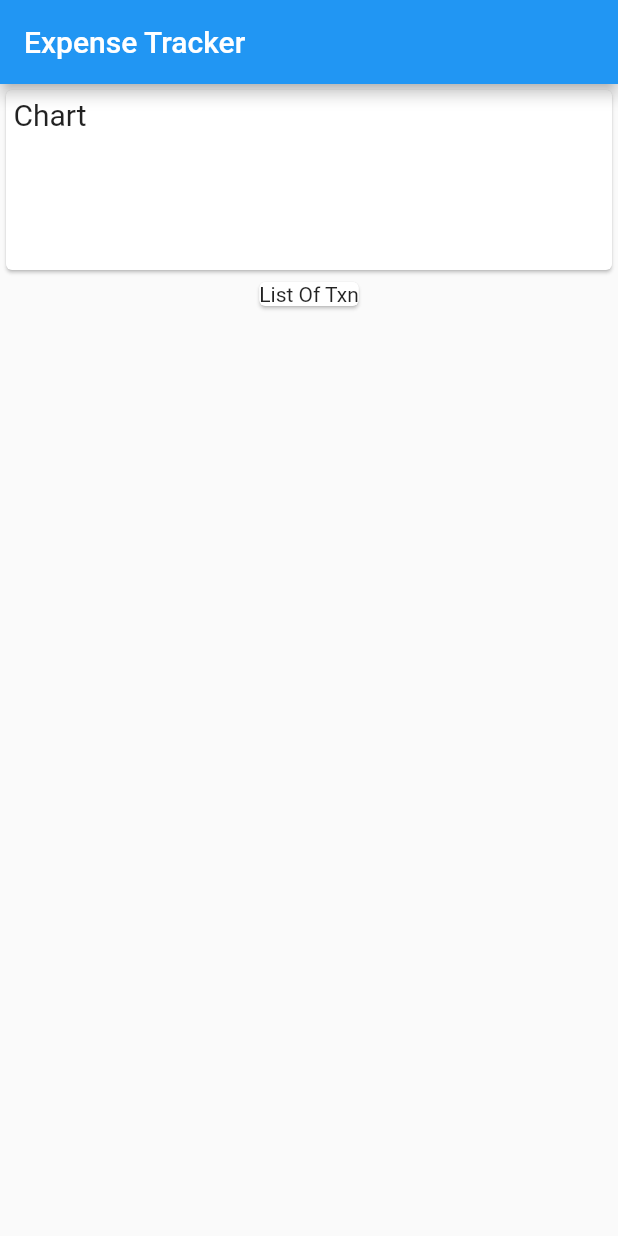
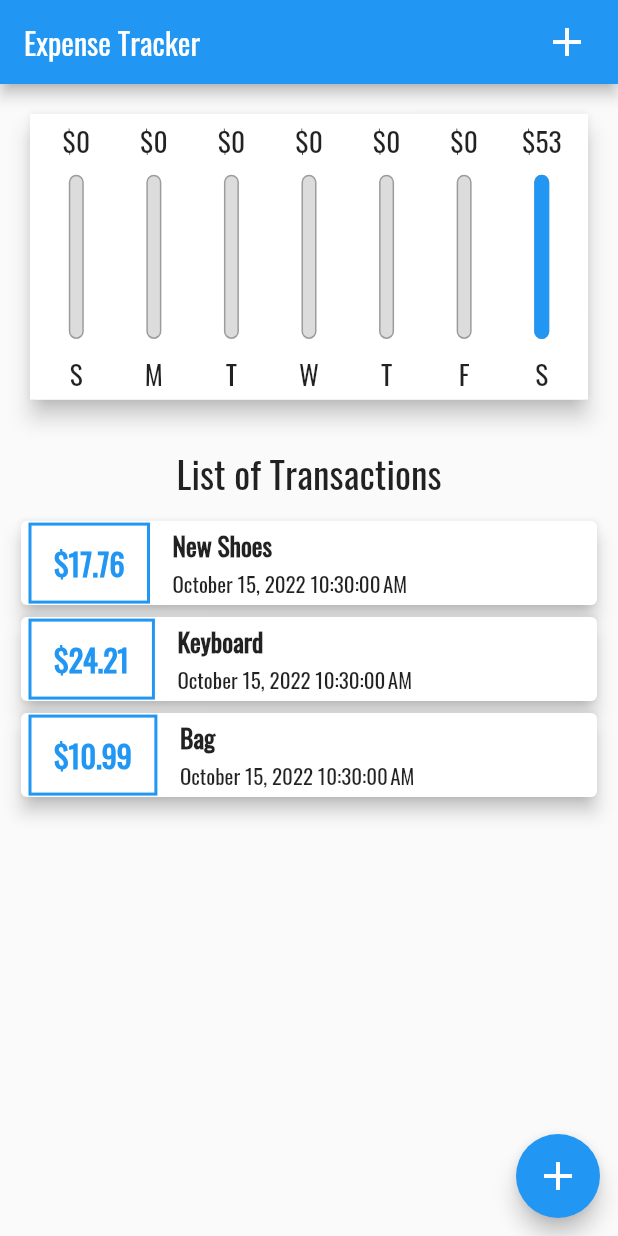
Before and after one commit to Airbornharsh/Expense-Tracker-Flutter, a Flutter app: the screen it shows after launch, on a phone screen of 412 x 824 dp. Run offline on Flutter 3.47's test engine with Material 2 defaults, Android fonts, the phone set to English and light mode, and no system bars.

Commit message:
Done With App

```diff
--- a/lib/main.dart
+++ b/lib/main.dart
@@ -1,44 +1,201 @@
+// ignore_for_file: prefer_is_empty
+
+import 'dart:io';
+
+import 'package:expense_tracker/models/transaction.dart';
+import 'package:expense_tracker/widgets/Chart.dart';
+import 'package:expense_tracker/widgets/new_transaction.dart';
+import 'package:expense_tracker/widgets/transaction_list.dart';
+import 'package:flutter/cupertino.dart';
 import 'package:flutter/material.dart';
+import 'package:flutter/services.dart';
 
-void main() => runApp(const MyApp());
+void main() {
+  WidgetsFlutterBinding.ensureInitialized();
+  SystemChrome.setPreferredOrientations([
+    DeviceOrientation.portraitUp,
+    DeviceOrientation.portraitDown,
+    DeviceOrientation.landscapeLeft,
+    DeviceOrientation.landscapeRight
+  ]);
+  runApp(MyApp());
+}
 
 class MyApp extends StatelessWidget {
-  const MyApp({super.key});
-
+  MyApp({super.key});
   // This widget is the root of your application.
   @override
   Widget build(BuildContext context) {
     return MaterialApp(
-      title: 'Flutter Demo',
-      theme: ThemeData(
-        primarySwatch: Colors.blue,
-      ),
+            title: 'Expense Tracker',
+            theme: ThemeData(primarySwatch: Colors.blue, fontFamily: "Oswald"),
             home: const MyHomePage(),
           );
   }
 }
 
-class MyHomePage extends StatelessWidget {
+class MyHomePage extends StatefulWidget {
   const MyHomePage({super.key});
 
   @override
+  State<MyHomePage> createState() => _MyHomePageState();
+}
+
+class _MyHomePageState extends State<MyHomePage> {
+  final List<Transaction> _userTransactions = [
+    Transaction(
+        id: "t1", title: "New Shoes", amount: 17.76, date: DateTime.now()),
+    Transaction(
+        id: "t2", title: "Keyboard", amount: 24.21, date: DateTime.now()),
+    Transaction(id: "t3", title: "Bag", amount: 10.99, date: DateTime.now()),
+  ];
+
+  bool clicked = true;
+  bool _showChartBt = false;
+
+  void _addNewTransaction(String title, String amount, DateTime date) {
+    final temp = Transaction(
+        id: DateTime.now().toString(),
+        title: title,
+        amount: double.parse(amount),
+        date: date);
+
+    setState(() {
+      _userTransactions.add(temp);
+    });
+
+    Navigator.of(context).pop();
+  }
+
+  List<Transaction> get _getRecentTransactions {
+    return _userTransactions
+        .where((tx) =>
+            tx.date.isAfter(DateTime.now().subtract(const Duration(days: 7))))
+        .toList();
+  }
+
+  void startAddNewTransaction(BuildContext Ctx) {
+    setState(() {
+      if (clicked) {
+        clicked = false;
+      } else {
+        clicked = true;
+      }
+    });
+
+    showModalBottomSheet(
+        context: Ctx,
+        builder: (_) {
+          return NewTransaction(_addNewTransaction, clicked);
+        });
+  }
+
+  @override
   Widget build(BuildContext context) {
-    return Scaffold(
-      appBar: AppBar(title: const Text("Expense Tracker")),
-      body: Column(
+    final isLandscape =
+        MediaQuery.of(context).orientation == Orientation.landscape;
+
+    final PreferredSizeWidget appBar = Platform.isIOS
+        ? CupertinoNavigationBar(
+            middle: const Text(
+              "Expense Tracker",
+              style: TextStyle(fontWeight: FontWeight.w100),
+            ),
+            trailing: Row(
+              mainAxisSize: MainAxisSize.min,
               children: [
-          Card(
-            child: Container(
-              width: double.infinity,
-              height: 120,
-              padding: const EdgeInsets.all(5),
-              child: const Text("Chart", style: TextStyle(fontSize: 20)),
+                GestureDetector(
+                    child: const Icon(Icons.add, size: 32),
+                    onTap: () {
+                      startAddNewTransaction(context);
+                    })
+              ],
             ),
+          )
+        : AppBar(
+            title: const Text(
+              "Expense Tracker",
+              style: TextStyle(fontWeight: FontWeight.w100),
             ),
-          const Card(
-            child: Text("List Of Txn"),
+            actions: [
+              Container(
+                margin: const EdgeInsets.only(right: 10),
+                child: IconButton(
+                    onPressed: () {
+                      startAddNewTransaction(context);
+                    },
+                    icon: const Icon(Icons.add, size: 32)),
               )
             ],
+          ) as PreferredSizeWidget;
+
+    final txListWidget = SizedBox(
+        height: (MediaQuery.of(context).size.height -
+                appBar.preferredSize.height -
+                MediaQuery.of(context).padding.top) *
+            0.7,
+        child: TransactionList(_userTransactions));
+
+    final pageBody = SafeArea(
+      child: SingleChildScrollView(
+          child:
+              Column(crossAxisAlignment: CrossAxisAlignment.center, children: [
+        // Card(),
+        Column(
+          children: [
+            if (isLandscape)
+              Row(
+                mainAxisAlignment: MainAxisAlignment.center,
+                children: [
+                  const Text("Show Chart"),
+                  Switch.adaptive(
+                      value: _showChartBt,
+                      onChanged: (bool data) {
+                        setState(() {
+                          _showChartBt = data;
+                        });
+                      })
+                ],
+              ),
+            if (!isLandscape)
+              SizedBox(
+                  height: (MediaQuery.of(context).size.height -
+                          appBar.preferredSize.height -
+                          MediaQuery.of(context).padding.top) *
+                      0.3,
+                  child: Chart(_getRecentTransactions)),
+            if (!isLandscape) txListWidget,
+            if (isLandscape)
+              _showChartBt
+                  ? SizedBox(
+                      height: (MediaQuery.of(context).size.height -
+                              appBar.preferredSize.height -
+                              MediaQuery.of(context).padding.top) *
+                          0.8,
+                      child: Chart(_getRecentTransactions))
+                  : txListWidget,
+          ],
+        )
+      ])),
+    );
+
+    return Platform.isIOS
+        ? CupertinoPageScaffold(
+            navigationBar: appBar as ObstructingPreferredSizeWidget,
+            child: pageBody,
+          )
+        : Scaffold(
+            appBar: appBar,
+            body: pageBody,
+            floatingActionButtonLocation:
+                FloatingActionButtonLocation.miniEndFloat,
+            floatingActionButton: Platform.isIOS
+                ? Container()
+                : FloatingActionButton(
+                    onPressed: () {
+                      startAddNewTransaction(context);
+                    },
+                    child: const Icon(Icons.add, size: 32),
                   ),
           );
   }
--- /dev/null
+++ b/lib/models/transaction.dart
@@ -0,0 +1,12 @@
+class Transaction {
+  final String id;
+  final String title;
+  final double amount;
+  final DateTime date;
+
+  Transaction(
+      {required this.id,
+      required this.title,
+      required this.amount,
+      required this.date});
+}
--- /dev/null
+++ b/lib/widgets/Chart.dart
@@ -0,0 +1,65 @@
+import 'package:expense_tracker/models/transaction.dart';
+import 'package:expense_tracker/widgets/Chart_bar.dart';
+import "package:flutter/material.dart";
+import 'package:intl/intl.dart';
+
+class Chart extends StatelessWidget {
+  final List<Transaction> recentTransactions;
+
+  const Chart(this.recentTransactions, {super.key});
+
+  List<Map<String, Object>> get getGroupTransactionValues {
+    return List.generate(7, (index) {
+      final weekDay = DateTime.now().subtract(Duration(days: index));
+
+      var totalSum = 0.0;
+
+      for (var i = 0; i < recentTransactions.length; i++) {
+        if (recentTransactions[i].date.day == weekDay.day &&
+            recentTransactions[i].date.month == weekDay.month &&
+            recentTransactions[i].date.year == weekDay.year) {
+          totalSum += recentTransactions[i].amount;
+        }
+      }
+
+      return {
+        'day': DateFormat.E().format(weekDay).substring(0, 1),
+        'amount': totalSum,
+      };
+    }).reversed.toList();
+  }
+
+  double get totalSpending {
+    return getGroupTransactionValues.fold(0.0, (sum, item) {
+      return sum + (item["amount"] as double);
+    });
+  }
+
+  @override
+  Widget build(BuildContext context) {
+
+    return Card(
+      elevation: 6,
+      margin: const EdgeInsets.all(20),
+      child: Container(
+        height: 120,
+        decoration: const BoxDecoration(color: Colors.white),
+        child: Container(
+          padding: const EdgeInsets.symmetric(vertical: 4, horizontal: 5),
+          child: Row(
+            mainAxisAlignment: MainAxisAlignment.spaceAround,
+            children: [
+              ...(getGroupTransactionValues).map((data) {
+                return Flexible(
+                  fit: FlexFit.tight,
+                  child: ChartBar(data["day"] as String,
+                      data["amount"] as double, totalSpending),
+                );
+              }).toList(),
+            ],
+          ),
+        ),
+      ),
+    );
+  }
+}
--- /dev/null
+++ b/lib/widgets/Chart_bar.dart
@@ -0,0 +1,57 @@
+import "package:flutter/material.dart";
+
+class ChartBar extends StatelessWidget {
+  final String label;
+  final double spendingAmount;
+  final double spendingPctOfTotal;
+
+  const ChartBar(this.label, this.spendingAmount, this.spendingPctOfTotal,
+      {super.key});
+
+  @override
+  Widget build(BuildContext context) {
+    return LayoutBuilder(builder: (Ctx, Constraints) {
+      return Column(
+        children: [
+          SizedBox(
+              height: Constraints.maxHeight * 0.15,
+              child: FittedBox(
+                  child: Text("\$${spendingAmount.toStringAsFixed(0)}"))),
+          SizedBox(
+            height: Constraints.maxHeight * 0.05,
+          ),
+          SizedBox(
+            height: Constraints.maxHeight * 0.6,
+            width: 10,
+            child: Stack(children: [
+              Container(
+                decoration: BoxDecoration(
+                    border: Border.all(
+                        color: const Color.fromARGB(255, 156, 156, 156),
+                        width: 1.0),
+                    color: const Color.fromRGBO(220, 220, 220, 1),
+                    borderRadius: BorderRadius.circular(20)),
+              ),
+              FractionallySizedBox(
+                heightFactor: (spendingPctOfTotal > 0)
+                    ? spendingAmount / spendingPctOfTotal
+                    : 0,
+                child: Container(
+                  decoration: BoxDecoration(
+                      color: Theme.of(context).primaryColor,
+                      borderRadius: BorderRadius.circular(20)),
+                ),
+              ),
+            ]),
+          ),
+          SizedBox(
+            height: Constraints.maxHeight * 0.05,
+          ),
+          SizedBox(
+              height: Constraints.maxHeight * 0.15,
+              child: FittedBox(child: Text(label)))
+        ],
+      );
+    });
+  }
+}
--- /dev/null
+++ b/lib/widgets/adaptive_flat_button.dart
@@ -0,0 +1,22 @@
+import 'dart:io';
+
+import 'package:flutter/cupertino.dart';
+import 'package:flutter/material.dart';
+
+class AdaptiveFlatButton extends StatelessWidget {
+  final String buttonText;
+  final Function buttonAction;
+
+  const AdaptiveFlatButton(this.buttonText, this.buttonAction, {super.key});
+
+  @override
+  Widget build(BuildContext context) {
+    return Platform.isIOS
+        ? CupertinoButton(
+            onPressed: () => buttonAction,
+            child: Text(
+              buttonText,
+            ))
+        : TextButton(onPressed: () => buttonAction, child: Text(buttonText));
+  }
+}
--- /dev/null
+++ b/lib/widgets/new_transaction.dart
@@ -0,0 +1,86 @@
+import 'package:expense_tracker/widgets/adaptive_flat_button.dart';
+import 'package:flutter/material.dart';
+import 'package:intl/intl.dart';
+
+class NewTransaction extends StatefulWidget {
+  final Function addTransaction;
+  final bool clicked;
+
+  NewTransaction(this.addTransaction, this.clicked, {super.key});
+
+  @override
+  State<NewTransaction> createState() => _NewTransactionState();
+}
+
+class _NewTransactionState extends State<NewTransaction> {
+  final titleController = TextEditingController();
+
+  final amountController = TextEditingController();
+
+  DateTime _selectedDate = DateTime.now();
+
+  void _presentDatePicker(BuildContext context) {
+    showDatePicker(
+            context: context,
+            initialDate: DateTime.now(),
+            firstDate: DateTime(2022),
+            lastDate: DateTime.now())
+        .then((pickedDate) {
+      if (pickedDate == null) return;
+      setState(() {
+        _selectedDate = pickedDate;
+      });
+    });
+  }
+
+  @override
+  Widget build(BuildContext context) {
+    return SingleChildScrollView(
+      child: Container(
+          // margin:
+          //     EdgeInsets.only(bottom: MediaQuery.of(context).viewInsets.bottom),
+          padding: EdgeInsets.only(
+            top: 10,
+            left: 10,
+            right: 10,
+            bottom: MediaQuery.of(context).viewInsets.bottom + 10,
+          ),
+          child: Column(crossAxisAlignment: CrossAxisAlignment.end, children: [
+            TextField(
+              decoration: const InputDecoration(
+                labelText: "Title",
+              ),
+              controller: titleController,
+            ),
+            TextField(
+              decoration: const InputDecoration(
+                labelText: "Amount",
+              ),
+              keyboardType: TextInputType.number,
+              controller: amountController,
+            ),
+            SizedBox(
+              height: 70,
+              child: Row(
+                mainAxisAlignment: MainAxisAlignment.spaceBetween,
+                children: [
+                  Text(_selectedDate == null
+                      ? "No Date Choosen"
+                      : DateFormat().format(_selectedDate)),
+                  AdaptiveFlatButton(
+                      "No Date Choosen", () => _presentDatePicker(context))
+                ],
+              ),
+            ),
+            ElevatedButton(
+                onPressed: (() {
+                  widget.addTransaction(titleController.text,
+                      amountController.text, _selectedDate);
+                  titleController.clear();
+                  amountController.clear();
+                }),
+                child: const Text("Add Transaction"))
+          ])),
+    );
+  }
+}
--- /dev/null
+++ b/lib/widgets/transaction_list.dart
@@ -0,0 +1,96 @@
+import 'package:expense_tracker/models/transaction.dart';
+import "package:flutter/material.dart";
+import 'package:intl/intl.dart';
+
+class TransactionList extends StatelessWidget {
+  final List<Transaction> transactions;
+
+  const TransactionList(this.transactions, {super.key});
+
+  @override
+  Widget build(BuildContext context) {
+    return Container(
+        padding: const EdgeInsets.only(top: 10),
+        child: (Column(
+          children: [
+            Container(
+              margin: const EdgeInsets.only(bottom: 10),
+              child: const Text(
+                "List of Transactions",
+                style: TextStyle(
+                  fontSize: 25,
+                  fontFamily: "Oswald",
+                  //  fontWeight: FontWeight.w800
+                ),
+              ),
+            ),
+            SizedBox(
+              height: MediaQuery.of(context).size.height * 0.414,
+              child: SingleChildScrollView(
+                child: Column(
+                  children: [
+                    ...(transactions.map((tx) {
+                      return Container(
+                        margin: const EdgeInsets.symmetric(horizontal: 10),
+                        child: Card(
+                          elevation: 5,
+                          child: Container(
+                            padding: const EdgeInsets.fromLTRB(5, 1, 5, 1),
+                            child: Row(
+                              // mainAxisAlignment: MainAxisAlignment.spaceBetween,
+                              children: [
+                                Container(
+                                  padding: const EdgeInsets.symmetric(
+                                      vertical: 10, horizontal: 15),
+                                  decoration: BoxDecoration(
+                                      border: Border.all(
+                                    color: Colors.blue,
+                                    width: 2,
+                                  )),
+                                  child: Text(
+                                    "\$${tx.amount.toString()}",
+                                    style: const TextStyle(
+                                        fontSize: 20,
+                                        fontWeight: FontWeight.bold,
+                                        color: Colors.blue),
+                                  ),
+                                ),
+                                Container(
+                                  margin: const EdgeInsets.only(left: 15),
+                                  child: Column(
+                                    crossAxisAlignment:
+                                        CrossAxisAlignment.start,
+                                    children: [
+                                      Container(
+                                        margin:
+                                            const EdgeInsets.only(bottom: 2),
+                                        child: Text(
+                                          tx.title,
+                                          style: const TextStyle(
+                                              fontWeight: FontWeight.bold,
+                                              fontSize: 17),
+                                        ),
+                                      ),
+                                      Text(DateFormat().format(tx.date))
+                                    ],
+                                  ),
+                                )
+                              ],
+                            ),
+                          ),
+                        ),
+                      );
+                    })).toList()
+                  ],
+                ),
+              ),
+            ),
+            // Image.asset(
+            //   "assests/images/Dummy1.jpg",
+            //   // height: 200,
+            //   // width: 300,
+            // )
+          ],
+        )));
+  }
+}
```
Also changed, not shown: pubspec.yaml (+21 -12 lines), assests/fonts/Oswald/Oswald-Bold.ttf (added), assests/fonts/Oswald/Oswald-ExtraLight.ttf (added), assests/fonts/Oswald/Oswald-Light.ttf (added), assests/fonts/Oswald/Oswald-Medium.ttf (added), assests/fonts/Oswald/Oswald-Regular.ttf (added), assests/fonts/Oswald/Oswald-SemiBold.ttf (added), assests/images/Dummy1.jpg (added), pubspec.lock, 1 other file. Lines whose indentation alone changed are shown as unchanged.
